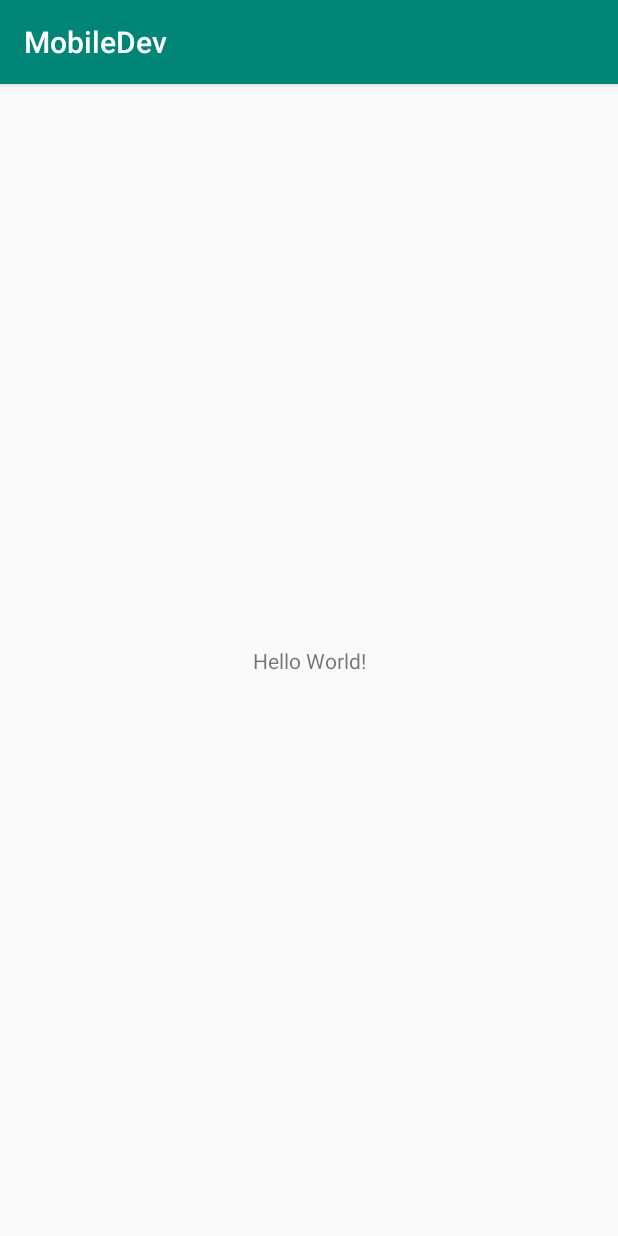
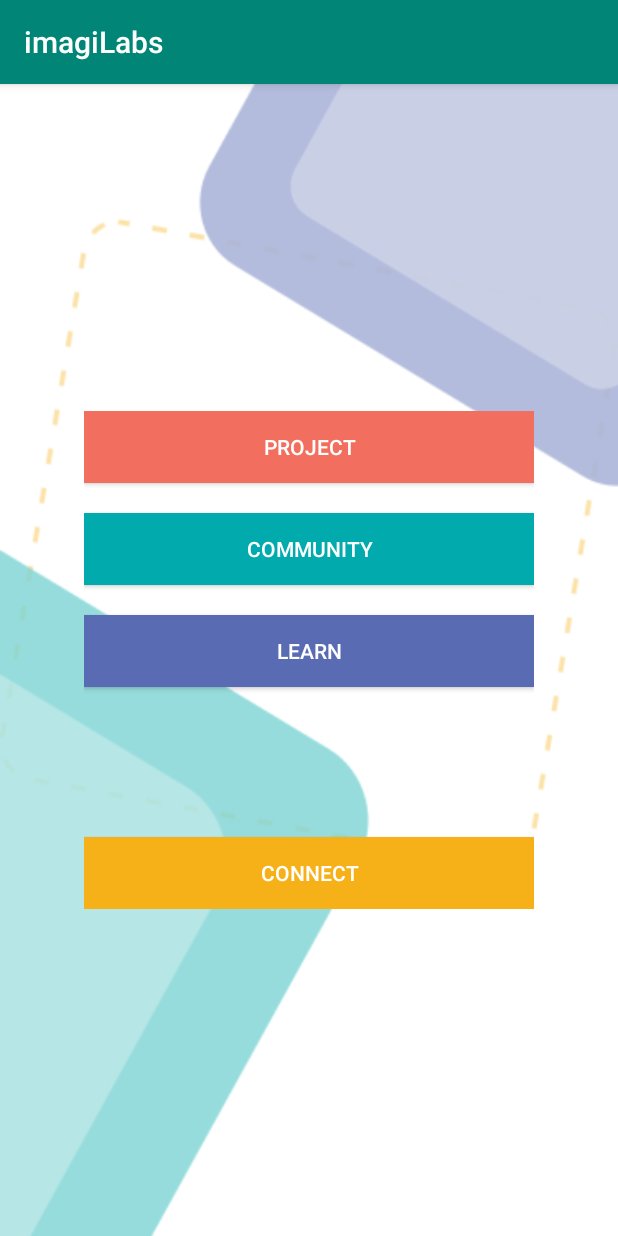
Before and after one commit to Lelemonanade/Mobile-App-Development-2018, an Android app: the screen it shows after launch (MainActivity), on a phone screen of 412 x 824 dp. Run offline under Robolectric (Android 15) with nearby library versions, the phone set to English and light mode, and no system bars.

Commit message:
main activity xml

```diff
--- a/Android App/app/build.gradle
+++ b/Android App/app/build.gradle
@@ -20,9 +20,10 @@ android {
 
 dependencies {
     implementation fileTree(dir: 'libs', include: ['*.jar'])
-    implementation 'com.android.support:appcompat-v7:28.0.0'
+    implementation 'com.android.support:appcompat-v7:28.0.0-alpha1'
     implementation 'com.android.support.constraint:constraint-layout:1.1.3'
     testImplementation 'junit:junit:4.12'
     androidTestImplementation 'com.android.support.test:runner:1.0.2'
     androidTestImplementation 'com.android.support.test.espresso:espresso-core:3.0.2'
+    implementation 'com.android.support:design:28.0.0-alpha1'
 }
--- a/Android App/app/src/main/res/layout/activity_main.xml
+++ b/Android App/app/src/main/res/layout/activity_main.xml
@@ -1,19 +1,66 @@
 <?xml version="1.0" encoding="utf-8"?>
-<android.support.constraint.ConstraintLayout
-    xmlns:android="http://schemas.android.com/apk/res/android"
+<android.support.constraint.ConstraintLayout xmlns:android="http://schemas.android.com/apk/res/android"
+    xmlns:app="http://schemas.android.com/apk/res-auto"
     xmlns:tools="http://schemas.android.com/tools"
-    xmlns:app="http://schemas.android.com/apk/res-auto"
     android:layout_width="match_parent"
     android:layout_height="match_parent"
+    android:background="@drawable/backgroundimg"
+    android:maxWidth="450dp"
+    android:minWidth="360dp"
     tools:context=".MainActivity">
 
-    <TextView
-        android:layout_width="wrap_content"
+    <LinearLayout
+        android:layout_width="300dp"
         android:layout_height="wrap_content"
-        android:text="Hello World!"
+        android:layout_marginBottom="60dp"
+        android:layout_marginEnd="42dp"
+        android:layout_marginStart="42dp"
+        android:layout_marginTop="60dp"
+        android:orientation="vertical"
         app:layout_constraintBottom_toBottomOf="parent"
-        app:layout_constraintLeft_toLeftOf="parent"
-        app:layout_constraintRight_toRightOf="parent"
-        app:layout_constraintTop_toTopOf="parent" />
+        app:layout_constraintEnd_toEndOf="parent"
+        app:layout_constraintStart_toStartOf="parent"
+        app:layout_constraintTop_toTopOf="parent">
 
+        <Button
+            android:id="@+id/projectbtn"
+            android:layout_width="match_parent"
+            android:layout_height="wrap_content"
+            android:layout_marginBottom="20dp"
+            android:layout_weight="1"
+            android:background="#f26f5f"
+            android:text="@string/project"
+            android:textColor="#ffffff" />
+
+
+        <Button
+            android:id="@+id/communitybtn"
+            android:layout_width="match_parent"
+            android:layout_height="wrap_content"
+            android:layout_marginBottom="20dp"
+            android:layout_weight="1"
+            android:background="#00aaad"
+            android:text="@string/community"
+            android:textColor="#ffffff" />
+
+        <Button
+            android:id="@+id/learnbtn"
+            android:layout_width="match_parent"
+            android:layout_height="wrap_content"
+            android:layout_marginBottom="20dp"
+            android:layout_weight="1"
+            android:background="#596bb3"
+            android:text="@string/learn"
+            android:textColor="#ffffff" />
+
+        <Button
+            android:id="@+id/connectbtn"
+            android:layout_width="match_parent"
+            android:layout_height="wrap_content"
+            android:layout_marginTop="80dp"
+            android:layout_weight="1"
+            android:background="#f7b118"
+            android:text="@string/connect"
+            android:textColor="#ffffff" />
+    </LinearLayout>
 </android.support.constraint.ConstraintLayout>
--- /dev/null
+++ b/Android App/app/src/main/res/layout/communityscreen.xml
@@ -0,0 +1,13 @@
+<?xml version="1.0" encoding="utf-8"?>
+<android.support.constraint.ConstraintLayout xmlns:android="http://schemas.android.com/apk/res/android"
+    xmlns:app="http://schemas.android.com/apk/res-auto"
+    xmlns:tools="http://schemas.android.com/tools"
+    android:layout_width="match_parent"
+    android:layout_height="match_parent"
+    android:background="@drawable/backgroundblurry"
+    android:maxWidth="450dp"
+    android:minWidth="360dp"
+    tools:context=".communityscreen">
+
+
+</android.support.constraint.ConstraintLayout>
--- a/Android App/app/src/main/res/values/strings.xml
+++ b/Android App/app/src/main/res/values/strings.xml
@@ -1,3 +1,8 @@
 <resources>
-    <string name="app_name">MobileDev</string>
+    <string name="app_name">imagiLabs</string>
+    <string name="Project">Project</string>
+    <string name="community">Community</string>
+    <string name="project">Project</string>
+    <string name="learn">Learn</string>
+    <string name="connect">Connect</string>
 </resources>
```
Also changed, not shown: Android App/app/src/main/res/drawable/backgroundblurry.png (added), Android App/app/src/main/res/drawable/backgroundimg.png (added), 3 other files.
